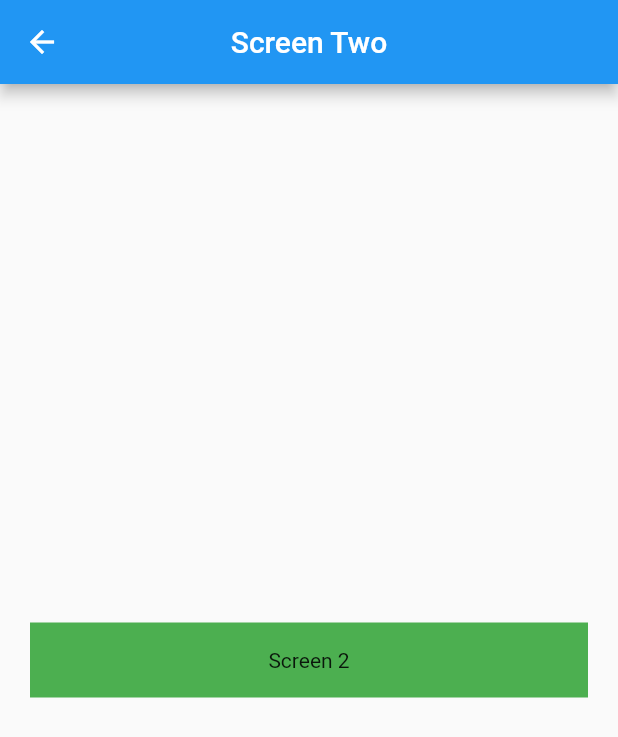
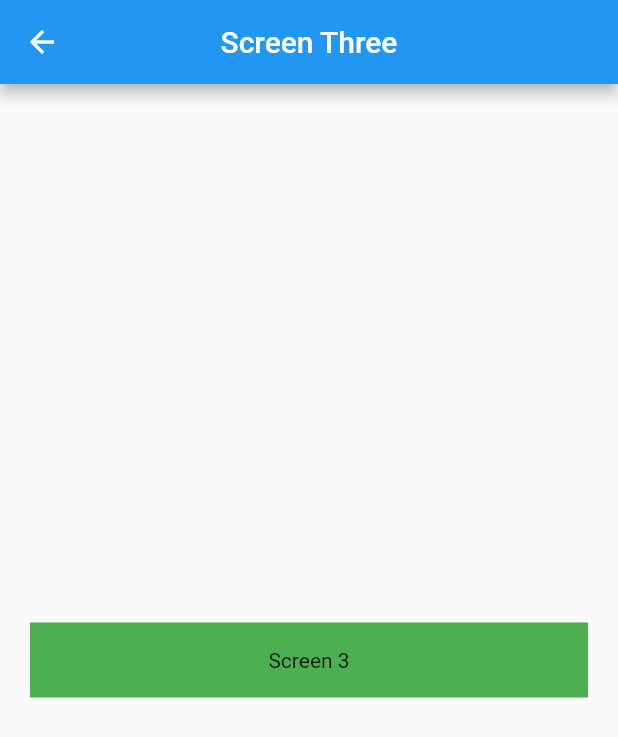
Before and after one commit to atik-sabuj/navigation_and_routing, a Flutter app: the ScreenTwo screen opened directly, on a phone screen of 412 x 824 dp. Shown: the top 737 px of the screen. Run offline on Flutter 3.47's test engine with Material 2 defaults, Android fonts, the phone set to English and light mode, and no system bars.

Commit message:
Screen Three #2

```diff
--- a/lib/screen_two.dart
+++ b/lib/screen_two.dart
@@ -13,7 +13,7 @@ class _ScreenTwoState extends State<ScreenTwo> {
   Widget build(BuildContext context) {
     return Scaffold(
       appBar: AppBar(
-        title: Text('Screen Two'),
+        title: Text('Screen Three'),
         centerTitle: true,
       ),
       body: Padding(
@@ -34,7 +34,7 @@ class _ScreenTwoState extends State<ScreenTwo> {
                     color: Colors.green
                 ),
                 child: const Center(
-                  child: Text('Screen 2'),
+                  child: Text('Screen 3'),
                 ),
               ),
             ),
```
